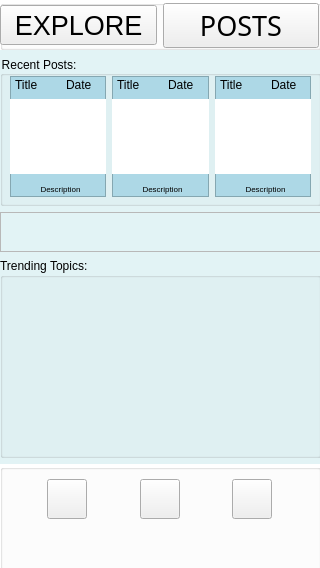
First picture: the form in QTProjectFiles/graphicInterface/explorewindow.ui, repository eljam3239/snackmap, before the edit.
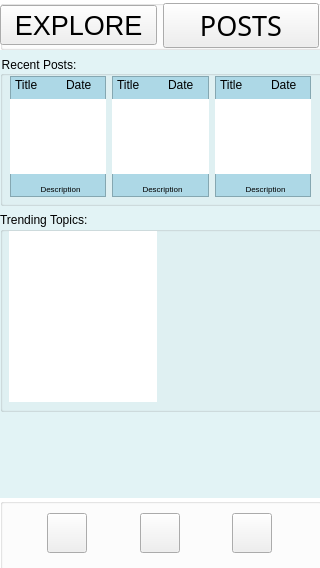
Second picture: the form after the edit. Icons and pictures are not drawn.

What changed in the file:
```diff
--- a/QTProjectFiles/graphicInterface/explorewindow.ui
+++ b/QTProjectFiles/graphicInterface/explorewindow.ui
@@ -30,7 +30,7 @@
      <rect>
       <x>0</x>
       <y>0</y>
-      <width>321</width>
+      <width>323</width>
       <height>571</height>
      </rect>
     </property>
@@ -425,28 +425,6 @@
        </widget>
       </widget>
      </item>
-     <item>
-      <widget class="QFrame" name="frame_4">
-       <property name="minimumSize">
-        <size>
-         <width>0</width>
-         <height>40</height>
-        </size>
-       </property>
-       <property name="maximumSize">
-        <size>
-         <width>16777215</width>
-         <height>40</height>
-        </size>
-       </property>
-       <property name="frameShape">
-        <enum>QFrame::Shape::StyledPanel</enum>
-       </property>
-       <property name="frameShadow">
-        <enum>QFrame::Shadow::Raised</enum>
-       </property>
-      </widget>
-     </item>
      <item>
       <widget class="QGroupBox" name="groupBox_2">
        <property name="minimumSize">
@@ -467,13 +445,100 @@
        <widget class="QWidget" name="horizontalLayoutWidget_4">
         <property name="geometry">
          <rect>
-          <x>19</x>
+          <x>9</x>
           <y>19</y>
-          <width>281</width>
-          <height>161</height>
+          <width>301</width>
+          <height>171</height>
          </rect>
         </property>
-        <layout class="QHBoxLayout" name="horizontalLayout_5"/>
+        <layout class="QHBoxLayout" name="horizontalLayout_5">
+         <item>
+          <widget class="QWidget" name="widget_2" native="true">
+           <property name="styleSheet">
+            <string notr="true">#widget_2{
+background-color:white ;
+}</string>
+           </property>
+           <widget class="QLabel" name="label_12">
+            <property name="geometry">
+             <rect>
+              <x>0</x>
+              <y>0</y>
+              <width>151</width>
+              <height>171</height>
+             </rect>
+            </property>
+            <property name="text">
+             <string/>
+            </property>
+            <property name="pixmap">
+             <pixmap resource="ressources.qrc">:/images/tierList2.png</pixmap>
+            </property>
+            <property name="scaledContents">
+             <bool>true</bool>
+            </property>
+           </widget>
+          </widget>
+         </item>
+         <item>
+          <widget class="QWidget" name="widget_3" native="true">
+           <widget class="QLabel" name="label_11">
+            <property name="geometry">
+             <rect>
+              <x>0</x>
+              <y>0</y>
+              <width>151</width>
+              <height>171</height>
+             </rect>
+            </property>
+            <property name="text">
+             <string/>
+            </property>
+            <property name="pixmap">
+             <pixmap resource="ressources.qrc">:/images/map.png</pixmap>
+            </property>
+            <property name="scaledContents">
+             <bool>true</bool>
+            </property>
+           </widget>
+          </widget>
+         </item>
+        </layout>
+       </widget>
+      </widget>
+     </item>
+     <item>
+      <widget class="QWidget" name="widget" native="true">
+       <widget class="QLabel" name="label_10">
+        <property name="geometry">
+         <rect>
+          <x>10</x>
+          <y>0</y>
+          <width>300</width>
+          <height>70</height>
+         </rect>
+        </property>
+        <property name="minimumSize">
+         <size>
+          <width>300</width>
+          <height>70</height>
+         </size>
+        </property>
+        <property name="maximumSize">
+         <size>
+          <width>300</width>
+          <height>40</height>
+         </size>
+        </property>
+        <property name="text">
+         <string/>
+        </property>
+        <property name="pixmap">
+         <pixmap resource="ressources.qrc">:/images/foodClipart.png</pixmap>
+        </property>
+        <property name="scaledContents">
+         <bool>true</bool>
+        </property>
        </widget>
       </widget>
      </item>
```
